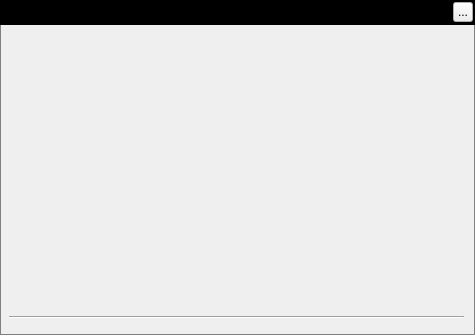
Old version of the form ui/application/musiclrcmakerwidget.ui in the repository Greedysky/TTKMusicPlayer.
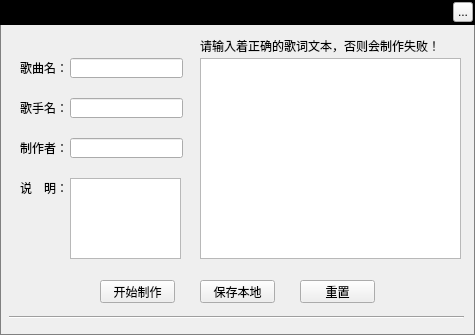
New version of the form.

```diff
--- a/ui/application/musiclrcmakerwidget.ui
+++ b/ui/application/musiclrcmakerwidget.ui
@@ -74,6 +74,160 @@
     <enum>Qt::Horizontal</enum>
    </property>
   </widget>
+  <widget class="QLabel" name="artNameLabel">
+   <property name="geometry">
+    <rect>
+     <x>20</x>
+     <y>100</y>
+     <width>51</width>
+     <height>16</height>
+    </rect>
+   </property>
+   <property name="text">
+    <string>歌手名：</string>
+   </property>
+  </widget>
+  <widget class="QLineEdit" name="artNameEdit">
+   <property name="geometry">
+    <rect>
+     <x>70</x>
+     <y>98</y>
+     <width>113</width>
+     <height>20</height>
+    </rect>
+   </property>
+  </widget>
+  <widget class="QLabel" name="songNameLabel">
+   <property name="geometry">
+    <rect>
+     <x>20</x>
+     <y>60</y>
+     <width>51</width>
+     <height>16</height>
+    </rect>
+   </property>
+   <property name="text">
+    <string>歌曲名：</string>
+   </property>
+  </widget>
+  <widget class="QLineEdit" name="songNameEdit">
+   <property name="geometry">
+    <rect>
+     <x>70</x>
+     <y>58</y>
+     <width>113</width>
+     <height>20</height>
+    </rect>
+   </property>
+  </widget>
+  <widget class="QLabel" name="authorNameLabel">
+   <property name="geometry">
+    <rect>
+     <x>20</x>
+     <y>140</y>
+     <width>51</width>
+     <height>16</height>
+    </rect>
+   </property>
+   <property name="text">
+    <string>制作者：</string>
+   </property>
+  </widget>
+  <widget class="QLineEdit" name="authorNameEdit">
+   <property name="geometry">
+    <rect>
+     <x>70</x>
+     <y>138</y>
+     <width>113</width>
+     <height>20</height>
+    </rect>
+   </property>
+  </widget>
+  <widget class="QTextEdit" name="lrcTextEdit">
+   <property name="geometry">
+    <rect>
+     <x>200</x>
+     <y>58</y>
+     <width>261</width>
+     <height>201</height>
+    </rect>
+   </property>
+  </widget>
+  <widget class="QTextEdit" name="introductionTextEdit">
+   <property name="geometry">
+    <rect>
+     <x>70</x>
+     <y>178</y>
+     <width>111</width>
+     <height>81</height>
+    </rect>
+   </property>
+  </widget>
+  <widget class="QLabel" name="introductionLabel">
+   <property name="geometry">
+    <rect>
+     <x>20</x>
+     <y>180</y>
+     <width>51</width>
+     <height>16</height>
+    </rect>
+   </property>
+   <property name="text">
+    <string>说　明：</string>
+   </property>
+  </widget>
+  <widget class="QPushButton" name="makeButton">
+   <property name="geometry">
+    <rect>
+     <x>100</x>
+     <y>280</y>
+     <width>75</width>
+     <height>23</height>
+    </rect>
+   </property>
+   <property name="text">
+    <string>开始制作</string>
+   </property>
+  </widget>
+  <widget class="QPushButton" name="saveButton">
+   <property name="geometry">
+    <rect>
+     <x>200</x>
+     <y>280</y>
+     <width>75</width>
+     <height>23</height>
+    </rect>
+   </property>
+   <property name="text">
+    <string>保存本地</string>
+   </property>
+  </widget>
+  <widget class="QPushButton" name="reviewButton">
+   <property name="geometry">
+    <rect>
+     <x>300</x>
+     <y>280</y>
+     <width>75</width>
+     <height>23</height>
+    </rect>
+   </property>
+   <property name="text">
+    <string>重置</string>
+   </property>
+  </widget>
+  <widget class="QLabel" name="llrcIntroductionLabel">
+   <property name="geometry">
+    <rect>
+     <x>200</x>
+     <y>38</y>
+     <width>251</width>
+     <height>16</height>
+    </rect>
+   </property>
+   <property name="text">
+    <string>请输入着正确的歌词文本，否则会制作失败！</string>
+   </property>
+  </widget>
  </widget>
  <resources/>
  <connections/>
```
